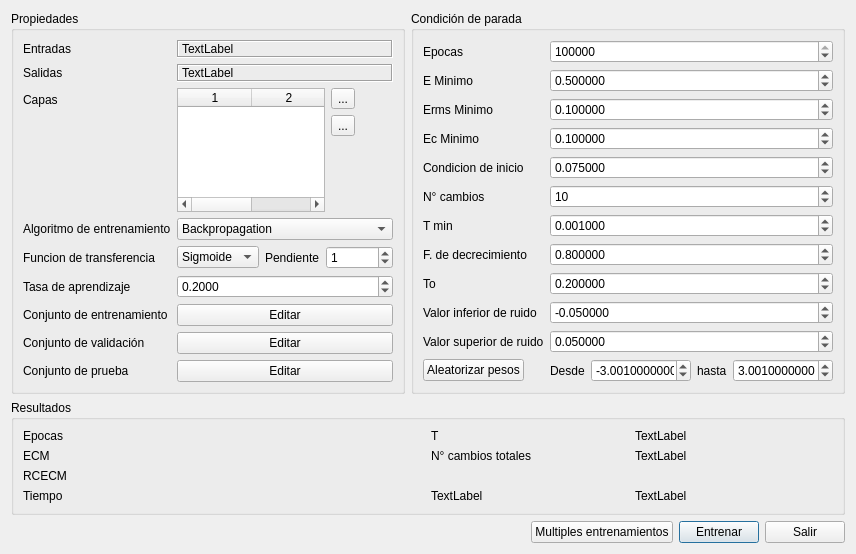
The window that mlptrainingdialog.ui (varpercl/INSYDE) describes before a commit, drawn with Qt 5.
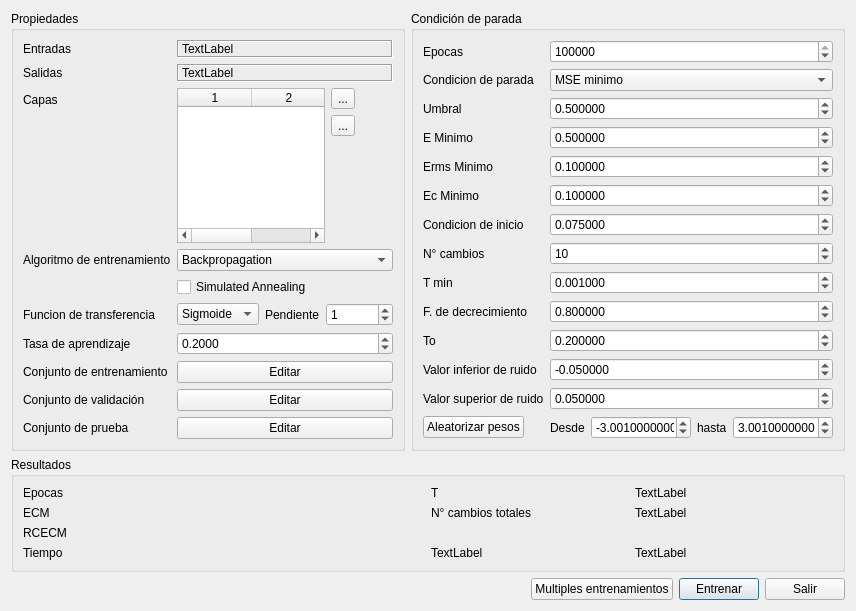
The same window after the commit. Icons and pictures are not drawn.

The edit to the form file:
```diff
--- a/mlptrainingdialog.ui
+++ b/mlptrainingdialog.ui
@@ -199,14 +199,14 @@
             </item>
            </widget>
           </item>
-          <item row="6" column="0">
+          <item row="7" column="0">
            <widget class="QLabel" name="label_7">
             <property name="text">
              <string>Funcion de transferencia</string>
             </property>
            </widget>
           </item>
-          <item row="6" column="1">
+          <item row="7" column="1">
            <layout class="QHBoxLayout" name="horizontalLayout_2">
             <item>
              <widget class="QComboBox" name="cbTrasnferFunction">
@@ -241,14 +241,14 @@
             </item>
            </layout>
           </item>
-          <item row="7" column="0">
+          <item row="8" column="0">
            <widget class="QLabel" name="label_5">
             <property name="text">
              <string>Tasa de aprendizaje</string>
             </property>
            </widget>
           </item>
-          <item row="7" column="1">
+          <item row="8" column="1">
            <widget class="QDoubleSpinBox" name="sbLearningRate">
             <property name="decimals">
              <number>4</number>
@@ -264,48 +264,55 @@
             </property>
            </widget>
           </item>
-          <item row="8" column="0">
+          <item row="9" column="0">
            <widget class="QLabel" name="label_9">
             <property name="text">
              <string>Conjunto de entrenamiento</string>
             </property>
            </widget>
           </item>
-          <item row="8" column="1">
+          <item row="9" column="1">
            <widget class="QPushButton" name="btnEditTrainingSet">
             <property name="text">
              <string>Editar</string>
             </property>
            </widget>
           </item>
-          <item row="9" column="0">
+          <item row="10" column="0">
            <widget class="QLabel" name="label_30">
             <property name="text">
              <string>Conjunto de validación</string>
             </property>
            </widget>
           </item>
-          <item row="9" column="1">
+          <item row="10" column="1">
            <widget class="QPushButton" name="btnEditValidationTest">
             <property name="text">
              <string>Editar</string>
             </property>
            </widget>
           </item>
-          <item row="10" column="1">
+          <item row="11" column="1">
            <widget class="QPushButton" name="btnEditTestSet">
             <property name="text">
              <string>Editar</string>
             </property>
            </widget>
           </item>
-          <item row="10" column="0">
+          <item row="11" column="0">
            <widget class="QLabel" name="label_33">
             <property name="text">
              <string>Conjunto de prueba</string>
             </property>
            </widget>
           </item>
+          <item row="6" column="1">
+           <widget class="QCheckBox" name="chkSA">
+            <property name="text">
+             <string>Simulated Annealing</string>
+            </property>
+           </widget>
+          </item>
          </layout>
         </item>
        </layout>
@@ -351,14 +358,14 @@
             </property>
            </widget>
           </item>
-          <item row="1" column="0">
+          <item row="3" column="0">
            <widget class="QLabel" name="label_11">
             <property name="text">
              <string>E Minimo</string>
             </property>
            </widget>
           </item>
-          <item row="1" column="1">
+          <item row="3" column="1">
            <widget class="QDoubleSpinBox" name="sbMinError">
             <property name="decimals">
              <number>6</number>
@@ -374,14 +381,14 @@
             </property>
            </widget>
           </item>
-          <item row="2" column="0">
+          <item row="4" column="0">
            <widget class="QLabel" name="label_4">
             <property name="text">
              <string>Erms Minimo</string>
             </property>
            </widget>
           </item>
-          <item row="2" column="1">
+          <item row="4" column="1">
            <widget class="QDoubleSpinBox" name="sbMinRMSError">
             <property name="decimals">
              <number>6</number>
@@ -397,14 +404,14 @@
             </property>
            </widget>
           </item>
-          <item row="3" column="0">
+          <item row="5" column="0">
            <widget class="QLabel" name="label_13">
             <property name="text">
              <string>Ec Minimo</string>
             </property>
            </widget>
           </item>
-          <item row="3" column="1">
+          <item row="5" column="1">
            <widget class="QDoubleSpinBox" name="sbMinErrorClasification">
             <property name="decimals">
              <number>6</number>
@@ -420,14 +427,14 @@
             </property>
            </widget>
           </item>
-          <item row="4" column="0">
+          <item row="6" column="0">
            <widget class="QLabel" name="label_17">
             <property name="text">
              <string>Condicion de inicio</string>
             </property>
            </widget>
           </item>
-          <item row="4" column="1">
+          <item row="6" column="1">
            <widget class="QDoubleSpinBox" name="sbStartCondition">
             <property name="decimals">
              <number>6</number>
@@ -440,14 +447,14 @@
             </property>
            </widget>
           </item>
-          <item row="5" column="0">
+          <item row="7" column="0">
            <widget class="QLabel" name="label_21">
             <property name="text">
              <string>N° cambios</string>
             </property>
            </widget>
           </item>
-          <item row="5" column="1">
+          <item row="7" column="1">
            <widget class="QSpinBox" name="sbNChanges">
             <property name="minimum">
              <number>0</number>
@@ -460,14 +467,14 @@
             </property>
            </widget>
           </item>
-          <item row="6" column="0">
+          <item row="8" column="0">
            <widget class="QLabel" name="label_15">
             <property name="text">
              <string>T min</string>
             </property>
            </widget>
           </item>
-          <item row="6" column="1">
+          <item row="8" column="1">
            <widget class="QDoubleSpinBox" name="sbMinTemperature">
             <property name="decimals">
              <number>6</number>
@@ -480,14 +487,14 @@
             </property>
            </widget>
           </item>
-          <item row="8" column="0">
+          <item row="10" column="0">
            <widget class="QLabel" name="label_18">
             <property name="text">
              <string>To</string>
             </property>
            </widget>
           </item>
-          <item row="8" column="1">
+          <item row="10" column="1">
            <widget class="QDoubleSpinBox" name="sbTo">
             <property name="decimals">
              <number>6</number>
@@ -503,14 +510,14 @@
             </property>
            </widget>
           </item>
-          <item row="9" column="0">
+          <item row="11" column="0">
            <widget class="QLabel" name="label_19">
             <property name="text">
              <string>Valor inferior de ruido</string>
             </property>
            </widget>
           </item>
-          <item row="9" column="1">
+          <item row="11" column="1">
            <widget class="QDoubleSpinBox" name="sbMinNoise">
             <property name="decimals">
              <number>6</number>
@@ -529,14 +536,14 @@
             </property>
            </widget>
           </item>
-          <item row="10" column="0">
+          <item row="12" column="0">
            <widget class="QLabel" name="label_20">
             <property name="text">
              <string>Valor superior de ruido</string>
             </property>
            </widget>
           </item>
-          <item row="10" column="1">
+          <item row="12" column="1">
            <widget class="QDoubleSpinBox" name="sbMaxNoise">
             <property name="decimals">
              <number>6</number>
@@ -555,7 +562,7 @@
             </property>
            </widget>
           </item>
-          <item row="11" column="0">
+          <item row="13" column="0">
            <widget class="QPushButton" name="btnRandomize">
             <property name="minimumSize">
              <size>
@@ -568,7 +575,7 @@
             </property>
            </widget>
           </item>
-          <item row="11" column="1">
+          <item row="13" column="1">
            <layout class="QHBoxLayout" name="horizontalLayout">
             <item>
              <widget class="QLabel" name="label_28">
@@ -624,7 +631,7 @@
             </item>
            </layout>
           </item>
-          <item row="7" column="1">
+          <item row="9" column="1">
            <widget class="QDoubleSpinBox" name="sbDecFactor">
             <property name="decimals">
              <number>6</number>
@@ -640,13 +647,59 @@
             </property>
            </widget>
           </item>
-          <item row="7" column="0">
+          <item row="9" column="0">
            <widget class="QLabel" name="label_32">
             <property name="text">
              <string>F. de decrecimiento</string>
             </property>
            </widget>
           </item>
+          <item row="1" column="1">
+           <widget class="QComboBox" name="cbStopCondition">
+            <item>
+             <property name="text">
+              <string>MSE minimo</string>
+             </property>
+            </item>
+            <item>
+             <property name="text">
+              <string>RMSE minimo</string>
+             </property>
+            </item>
+            <item>
+             <property name="text">
+              <string>CE minimo</string>
+             </property>
+            </item>
+           </widget>
+          </item>
+          <item row="1" column="0">
+           <widget class="QLabel" name="label_34">
+            <property name="text">
+             <string>Condicion de parada</string>
+            </property>
+           </widget>
+          </item>
+          <item row="2" column="0">
+           <widget class="QLabel" name="label_35">
+            <property name="text">
+             <string>Umbral</string>
+            </property>
+           </widget>
+          </item>
+          <item row="2" column="1">
+           <widget class="QDoubleSpinBox" name="sbThreshold">
+            <property name="decimals">
+             <number>6</number>
+            </property>
+            <property name="minimum">
+             <double>-1.000000000000000</double>
+            </property>
+            <property name="value">
+             <double>0.500000000000000</double>
+            </property>
+           </widget>
+          </item>
          </layout>
         </item>
        </layout>
```
Left out of the diff: 5 changed lines with no effect on the pictures.
